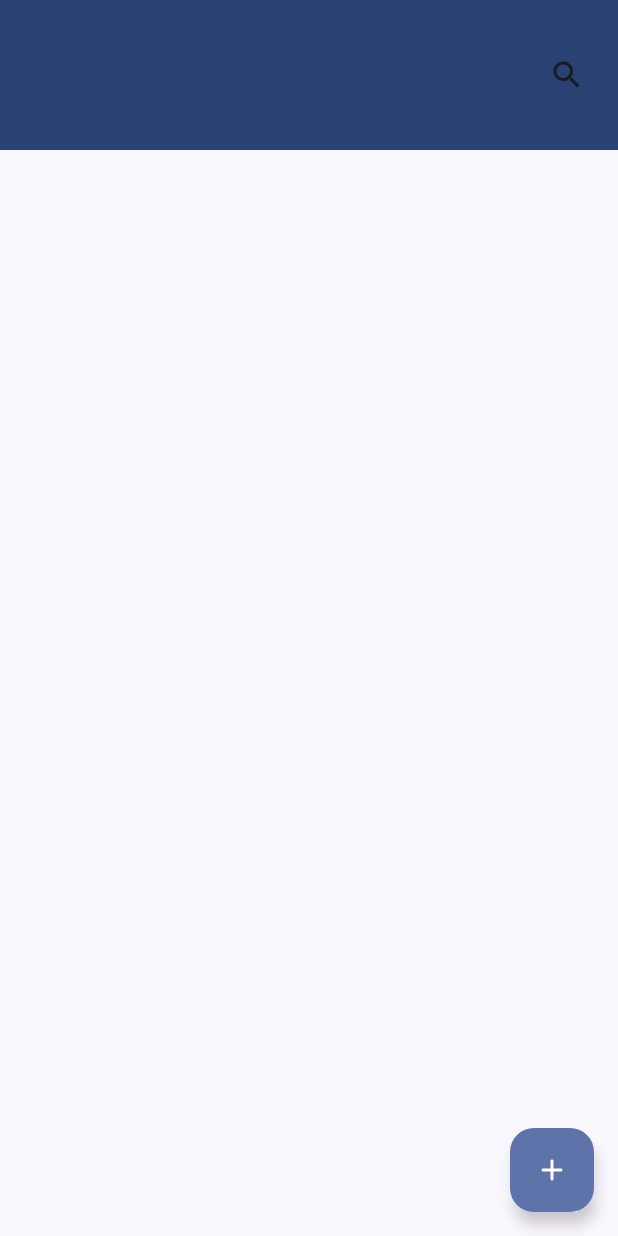
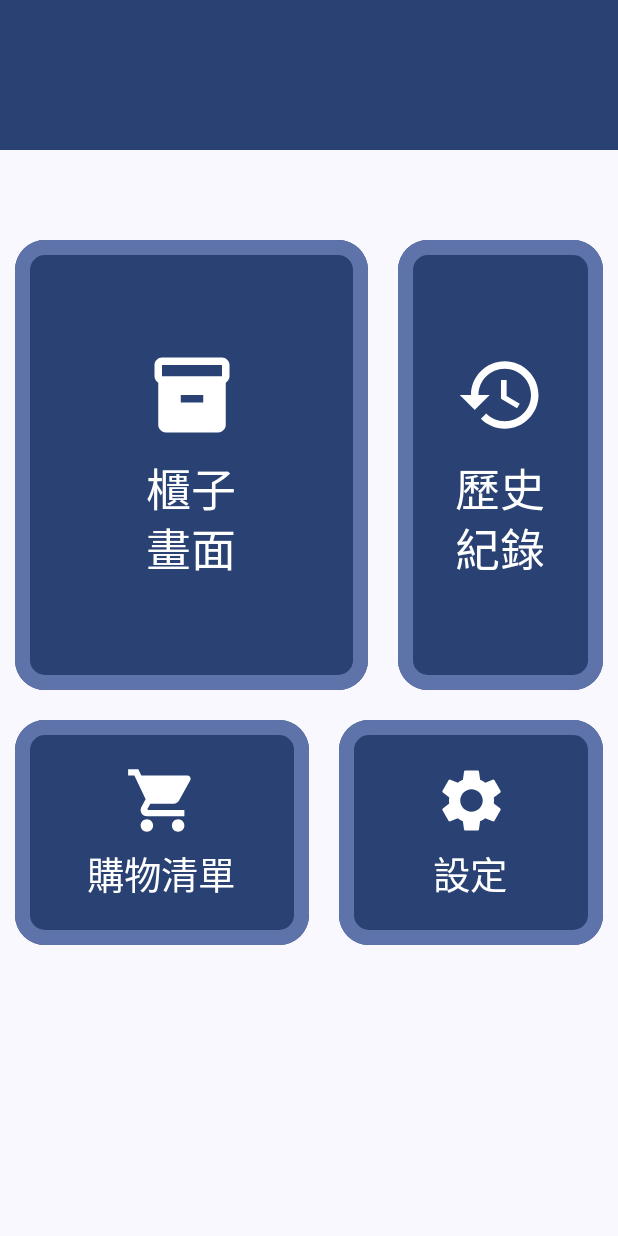
Before and after one commit to Yazomone/StoringApp, an Android app built with Jetpack Compose: the screen it shows after launch (MainActivity), on a phone screen of 412 x 824 dp. Run offline under Robolectric (Android 15) with nearby library versions, the phone set to English and light mode, and no system bars; our stand-ins replace Room's generated code.

Commit message:
add homepage

```diff
--- a/app/src/main/java/com/plcoding/storingapp/Cabinets/MainScreen.kt
+++ b/app/src/main/java/com/plcoding/storingapp/Cabinets/CabinetScreen.kt
@@ -1,7 +1,5 @@
 package com.plcoding.storingapp.Cabinets
 
-import android.icu.lang.UCharacter.VerticalOrientation
-import android.util.Log
 import androidx.compose.foundation.background
 import androidx.compose.foundation.layout.Arrangement
 import androidx.compose.foundation.layout.Column
@@ -10,26 +8,21 @@ import androidx.compose.foundation.layout.Spacer
 import androidx.compose.foundation.layout.fillMaxSize
 import androidx.compose.foundation.layout.fillMaxWidth
 import androidx.compose.foundation.layout.height
-import androidx.compose.foundation.layout.offset
 import androidx.compose.foundation.layout.padding
 import androidx.compose.foundation.layout.size
-import androidx.compose.foundation.layout.width
 import androidx.compose.foundation.lazy.LazyColumn
 import androidx.compose.foundation.shape.RoundedCornerShape
 import androidx.compose.material.icons.Icons
 import androidx.compose.material.icons.automirrored.rounded.Launch
-import androidx.compose.material.icons.filled.Favorite
+import androidx.compose.material.icons.filled.ArrowBackIosNew
 import androidx.compose.material.icons.rounded.Add
 import androidx.compose.material.icons.rounded.Bookmark
 import androidx.compose.material.icons.rounded.Delete
 import androidx.compose.material.icons.rounded.Edit
 import androidx.compose.material.icons.rounded.Info
-import androidx.compose.material.icons.rounded.Inventory
 import androidx.compose.material.icons.rounded.Inventory2
-import androidx.compose.material.icons.rounded.Launch
 import androidx.compose.material.icons.rounded.MoreVert
 import androidx.compose.material.icons.rounded.Search
-import androidx.compose.material.icons.rounded.Settings
 import androidx.compose.material.icons.rounded.Star
 import androidx.compose.material.icons.rounded.StarBorder
 import androidx.compose.material3.AlertDialog
@@ -42,13 +35,10 @@ import androidx.compose.material3.MaterialTheme
 import androidx.compose.material3.Scaffold
 import androidx.compose.material3.Text
 import androidx.compose.runtime.Composable
-import androidx.compose.runtime.LaunchedEffect
 import androidx.compose.runtime.collectAsState
-import androidx.compose.runtime.getValue
 import androidx.compose.runtime.mutableStateOf
 import androidx.compose.runtime.remember
 import androidx.compose.runtime.saveable.rememberSaveable
-import androidx.compose.runtime.setValue
 import androidx.compose.ui.Alignment
 import androidx.compose.ui.Modifier
 import androidx.compose.ui.draw.clip
@@ -57,14 +47,11 @@ import androidx.compose.ui.text.font.FontWeight
 import androidx.compose.ui.unit.dp
 import androidx.compose.ui.unit.sp
 import androidx.navigation.NavController
-import com.plcoding.storingapp.Notes.NotesEvent
-import com.plcoding.storingapp.R
-import kotlinx.coroutines.delay
 import java.text.SimpleDateFormat
 import java.util.Locale
 
 @Composable
-fun MainScreen(
+fun CabinetScreen(
     state: CabinetState,
     navController: NavController,
     onEvent:(CabinetEvent) -> Unit,
@@ -81,16 +68,11 @@ fun MainScreen(
                 verticalAlignment = Alignment.CenterVertically
             ){
 
-//                IconButton(onClick = {
-//
-//                }) {
-//                    Icon(
-//                        imageVector = Icons.Rounded.Settings,
-//                        contentDescription = "Settings",
-//                        modifier = Modifier.size(35.dp),
-//                        tint = MaterialTheme.colorScheme.onPrimary
-//                    )
-//                }
+                IconButton(onClick = {
+                    navController.navigate("MainScreen")
+                }) {
+                    Icon(imageVector = Icons.Filled.ArrowBackIosNew, contentDescription = "Back")
+                }
                 Spacer(Modifier.weight(1f))
 
                 IconButton(onClick = {
@@ -129,7 +111,7 @@ fun MainScreen(
                 )
             }
             item {
-                Spacer(modifier = Modifier.height(50.dp)) // 調整這裡的高度以改變額外空白空間的大小
+                Spacer(modifier = Modifier.height(50.dp))
             }
         }
     }
--- /dev/null
+++ b/app/src/main/java/com/plcoding/storingapp/Main/MainScreen.kt
@@ -0,0 +1,224 @@
+package com.plcoding.storingapp.Main
+
+import android.widget.HorizontalScrollView
+import androidx.compose.foundation.BorderStroke
+import androidx.compose.foundation.background
+import androidx.compose.foundation.layout.Arrangement
+import androidx.compose.foundation.layout.Box
+import androidx.compose.foundation.layout.Column
+import androidx.compose.foundation.layout.PaddingValues
+import androidx.compose.foundation.layout.Row
+import androidx.compose.foundation.layout.Spacer
+import androidx.compose.foundation.layout.fillMaxSize
+import androidx.compose.foundation.layout.fillMaxWidth
+import androidx.compose.foundation.layout.height
+import androidx.compose.foundation.layout.padding
+import androidx.compose.foundation.layout.size
+import androidx.compose.foundation.layout.width
+import androidx.compose.foundation.lazy.LazyColumn
+import androidx.compose.foundation.shape.RoundedCornerShape
+import androidx.compose.material.icons.Icons
+import androidx.compose.material.icons.filled.History
+import androidx.compose.material.icons.filled.Inventory2
+import androidx.compose.material.icons.filled.Settings
+import androidx.compose.material.icons.filled.ShoppingCart
+import androidx.compose.material.icons.rounded.Add
+import androidx.compose.material.icons.rounded.Search
+import androidx.compose.material3.Button
+import androidx.compose.material3.ButtonColors
+import androidx.compose.material3.ButtonDefaults.buttonColors
+import androidx.compose.material3.FloatingActionButton
+import androidx.compose.material3.Icon
+import androidx.compose.material3.IconButton
+import androidx.compose.material3.MaterialTheme
+import androidx.compose.material3.Scaffold
+import androidx.compose.material3.Text
+import androidx.compose.runtime.Composable
+import androidx.compose.ui.Alignment
+import androidx.compose.ui.Modifier
+import androidx.compose.ui.graphics.Color
+import androidx.compose.ui.graphics.RectangleShape
+import androidx.compose.ui.unit.dp
+import androidx.compose.ui.unit.sp
+import androidx.navigation.NavController
+import com.plcoding.storingapp.Cabinets.CabinetEvent
+import com.plcoding.storingapp.Cabinets.CabinetItem
+import com.plcoding.storingapp.Cabinets.CabinetState
+import com.plcoding.storingapp.Cabinets.CabinetViewModel
+
+@Composable
+fun MainScreen(
+    state: CabinetState,
+    navController: NavController,
+    onEvent:(CabinetEvent) -> Unit,
+    viewModel: CabinetViewModel
+){
+    Scaffold(
+        topBar = {
+            Row (
+                modifier = Modifier
+                    .fillMaxWidth()
+                    .height(100.dp)
+                    .background(MaterialTheme.colorScheme.primary)
+                    .padding(10.dp),
+                verticalAlignment = Alignment.CenterVertically
+            ){
+
+//                IconButton(onClick = {
+//
+//                }) {
+//                    Icon(
+//                        imageVector = Icons.Rounded.Settings,
+//                        contentDescription = "Settings",
+//                        modifier = Modifier.size(35.dp),
+//                        tint = MaterialTheme.colorScheme.onPrimary
+//                    )
+//                }
+
+            }
+        }
+    ) {Padding ->
+
+        Box(
+            modifier = Modifier
+                .fillMaxSize()
+                .padding(Padding),
+        ) {
+            Column(
+                modifier = Modifier
+                    .fillMaxSize()
+                    .padding(top = 50.dp)
+            ) {
+                Row(
+                    verticalAlignment = Alignment.CenterVertically,
+                ) {
+                    Button(
+                        onClick = { navController.navigate("CabinetScreen") },
+                        modifier = Modifier
+                            .padding(10.dp)
+                            .fillMaxWidth(0.6f)
+                            .align(Alignment.CenterVertically)
+                            .height(300.dp),
+                        shape = RoundedCornerShape(20.dp),
+                        border = BorderStroke(10.dp, MaterialTheme.colorScheme.primaryContainer)
+                    ) {
+                        Column(
+
+                        ) {
+                            Icon(
+                                imageVector = Icons.Default.Inventory2,
+                                contentDescription = "描述",
+                                modifier = Modifier
+                                    .size(60.dp)
+                                    .align(Alignment.CenterHorizontally)
+                            )
+                            Spacer(Modifier.height(10.dp))
+                            Text(
+                                text = "櫃子\n\n畫面",
+                                fontSize = 30.sp,
+                                modifier = Modifier
+                                    .align(Alignment.CenterHorizontally)
+                            )
+                        }
+
+                    }
+
+                    Button(
+                        onClick = { /* 處理按鈕點擊事件 */ },
+                        modifier = Modifier
+                            .padding(10.dp)
+                            .fillMaxWidth(1f)
+                            .height(300.dp),
+                        shape = RoundedCornerShape(20.dp),
+                        border = BorderStroke(10.dp, MaterialTheme.colorScheme.primaryContainer)
+                    ) {
+                        Column(
+
+                        ) {
+                            Icon(
+                                imageVector = Icons.Default.History,
+                                contentDescription = "描述",
+                                modifier = Modifier
+                                    .size(60.dp)
+                                    .align(Alignment.CenterHorizontally)
+                            )
+                            Spacer(Modifier.height(10.dp))
+                            Text(
+                                text = "歷史\n\n紀錄",
+                                fontSize = 30.sp,
+                                modifier = Modifier
+                                    .align(Alignment.CenterHorizontally)
+                            )
+                        }
+
+
+                    }
+                }
+                Row(
+                    verticalAlignment = Alignment.CenterVertically
+                ) {
+                    Button(
+                        onClick = { },
+                        modifier = Modifier
+                            .padding(10.dp)
+                            .fillMaxWidth(0.5f)
+                            .height(150.dp),
+                        shape = RoundedCornerShape(20.dp),
+                        border = BorderStroke(10.dp, MaterialTheme.colorScheme.primaryContainer)
+                    ) {
+                        Column(
+
+                        ) {
+                            Icon(
+                                imageVector = Icons.Default.ShoppingCart,
+                                contentDescription = "描述",
+                                modifier = Modifier
+                                    .size(50.dp)
+                                    .align(Alignment.CenterHorizontally)
+                            )
+                            Spacer(Modifier.height(5.dp))
+                            Text(
+                                text = "購物清單",
+                                fontSize = 25.sp,
+                                modifier = Modifier
+                                    .align(Alignment.CenterHorizontally)
+                            )
+                        }
+
+                    }
+                    Button(
+                        onClick = { /* 處理按鈕點擊事件 */ },
+                        modifier = Modifier
+                            .padding(10.dp)
+                            .fillMaxWidth(1f)
+                            .height(150.dp),
+                        shape = RoundedCornerShape(20.dp),
+                        border = BorderStroke(10.dp, MaterialTheme.colorScheme.primaryContainer)
+                    ) {
+                        Column(
+
+                        ) {
+                            Icon(
+                                imageVector = Icons.Default.Settings,
+                                contentDescription = "描述",
+                                modifier = Modifier
+                                    .size(50.dp)
+                                    .align(Alignment.CenterHorizontally)
+                            )
+                            Spacer(Modifier.height(5.dp))
+                            Text(
+                                text = "設定",
+                                fontSize = 25.sp,
+                                modifier = Modifier
+                                    .align(Alignment.CenterHorizontally)
+                            )
+                        }
+
+                    }
+                }
+            }
+
+        }
+
+    }
+}
--- a/app/src/main/java/com/plcoding/storingapp/MainActivity.kt
+++ b/app/src/main/java/com/plcoding/storingapp/MainActivity.kt
@@ -1,7 +1,6 @@
 package com.plcoding.storingapp
 
 import android.os.Bundle
-import android.util.Log
 import androidx.activity.ComponentActivity
 import androidx.activity.compose.setContent
 import androidx.activity.viewModels
@@ -17,17 +16,15 @@ import androidx.navigation.compose.NavHost
 import androidx.navigation.compose.composable
 import androidx.navigation.compose.rememberNavController
 import androidx.room.Room
-import androidx.room.migration.Migration
-import androidx.sqlite.db.SupportSQLiteDatabase
 import com.plcoding.storingapp.Cabinets.AddCabinetScreen
+import com.plcoding.storingapp.Cabinets.CabinetScreen
 import com.plcoding.storingapp.Camera.CameraPermission
 import com.plcoding.storingapp.data.NotesDatabase
 import com.plcoding.storingapp.Notes.AddNoteScreen
 import com.plcoding.storingapp.Cabinets.CabinetViewModel
-import com.plcoding.storingapp.Cabinets.MainScreen
 import com.plcoding.storingapp.Cabinets.SearchScreenAtMS
 import com.plcoding.storingapp.Cabinets.UpdateCabinetScreen
-import com.plcoding.storingapp.Camera.CameraScreen
+import com.plcoding.storingapp.Main.MainScreen
 import com.plcoding.storingapp.Notes.NotesScreen
 import com.plcoding.storingapp.Notes.NotesViewModel
 import com.plcoding.storingapp.Notes.SearchScreen
@@ -79,6 +76,14 @@ class MainActivity : ComponentActivity() {
                     NavHost(navController = navController, startDestination = "MainScreen") {
                         composable("MainScreen"){
                             MainScreen(
+                                state = cabinetState,
+                                navController = navController,
+                                onEvent = CabinetViewModel::onEvent,
+                                viewModel= CabinetViewModel
+                            )
+                        }
+                        composable("CabinetScreen"){
+                            CabinetScreen(
                                 state = cabinetState,
                                 navController = navController,
                                 onEvent = CabinetViewModel::onEvent,
--- a/app/src/main/java/com/plcoding/storingapp/Notes/AddNoteScreen.kt
+++ b/app/src/main/java/com/plcoding/storingapp/Notes/AddNoteScreen.kt
@@ -155,7 +155,7 @@ fun AddNoteScreen (
                 onValueChange = {
                     title = it
                     state.title.value = title
-                    if (it.isNotEmpty()) {
+                    if (title.isNotEmpty()) {
                         titleEmpty = false
                     }
 
@@ -165,7 +165,7 @@ fun AddNoteScreen (
                     fontSize = 17.sp
                 ),
                 placeholder = {
-                    Text(text = "Name")
+                    Text(text = "物品名稱")
                 },
                 isError = titleEmpty,
 
@@ -201,7 +201,7 @@ fun AddNoteScreen (
                     state.description.value = it
                 },
                 placeholder = {
-                    Text(text = "Description")
+                    Text(text = "物品敘述")
                 }
             )
 
--- a/app/src/main/java/com/plcoding/storingapp/Notes/NotesScreen.kt
+++ b/app/src/main/java/com/plcoding/storingapp/Notes/NotesScreen.kt
@@ -76,7 +76,7 @@ fun NotesScreen(
             ) {
 
                 IconButton(onClick = {
-                    navController.navigate("MainScreen")
+                    navController.navigate("CabinetScreen")
                 }) {
                     Icon(imageVector = Icons.Filled.ArrowBackIosNew, contentDescription = "Back")
                 }
--- a/app/src/main/java/com/plcoding/storingapp/Notes/NotesViewModel.kt
+++ b/app/src/main/java/com/plcoding/storingapp/Notes/NotesViewModel.kt
@@ -71,7 +71,6 @@ class NotesViewModel(
         viewModelScope.launch {
             displayText.emit(text)
         }
-        Log.d("displayText",text)
     }
 
     fun onEvent(event: NotesEvent) {
```
